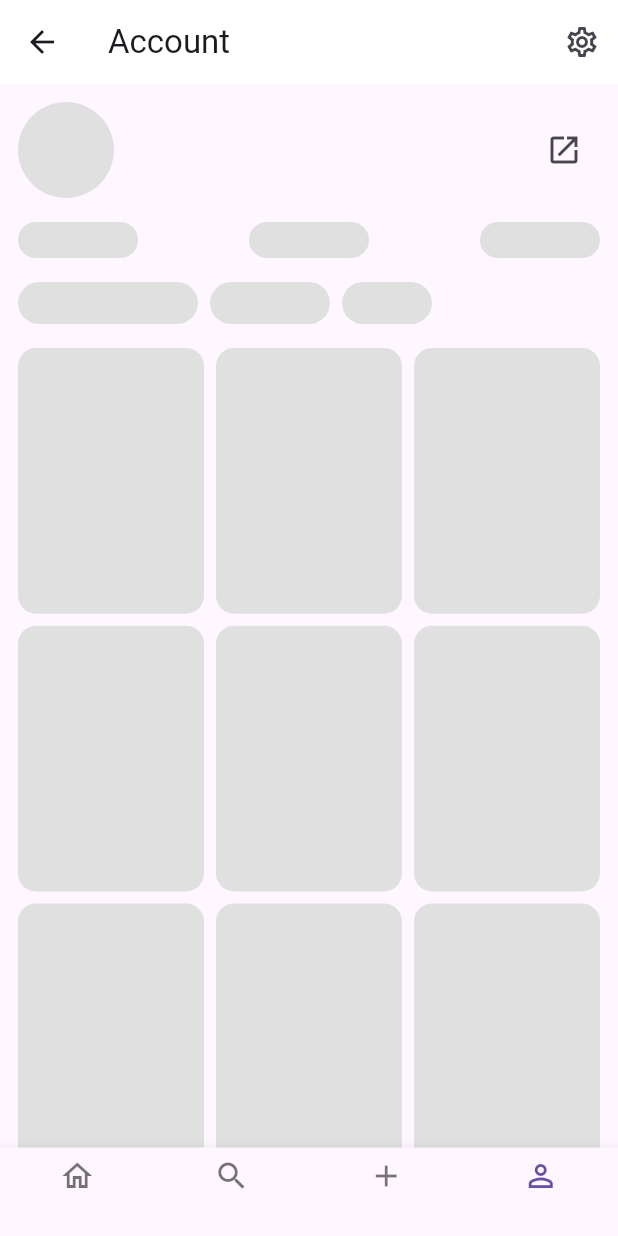
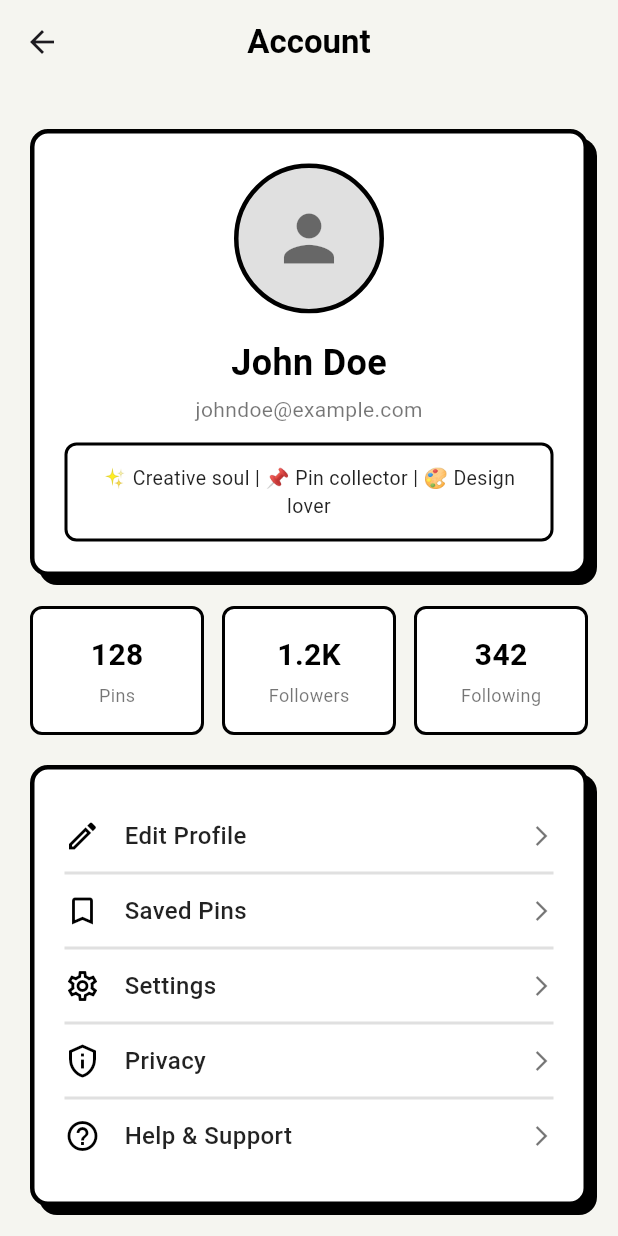
Before and after one commit to rendinurrizqi/Aplikasi_Minterest, a Flutter app: the AccountPage screen opened directly, on a phone screen of 412 x 824 dp. Run offline on Flutter 3.47's test engine with Material 3 defaults, Android fonts, the light colour scheme and no system bars.

Commit message:
membenarkan accoun page

```diff
--- a/lib/pages/account.dart
+++ b/lib/pages/account.dart
@@ -4,149 +4,294 @@ import 'package:aplikasi_pinterest/Pages/profile/profile_page.dart';
 class AccountPage extends StatelessWidget {
   const AccountPage({super.key});
 
-  Widget skeletonBox({
-    double height = 20,
-    double width = double.infinity,
-    EdgeInsets margin = EdgeInsets.zero,
-    BorderRadius borderRadius = const BorderRadius.all(Radius.circular(12)),
-  }) {
-    return Container(
-      height: height,
-      width: width,
-      margin: margin,
-      decoration: BoxDecoration(
-        color: Colors.grey[300],
-        borderRadius: borderRadius,
+  @override
+  Widget build(BuildContext context) {
+    return Scaffold(
+      backgroundColor: const Color(0xFFF5F5F0),
+
+      // ====== APP BAR ======
+      appBar: AppBar(
+        title: const Text(
+          'Account',
+          style: TextStyle(fontWeight: FontWeight.bold, color: Colors.black),
+        ),
+        backgroundColor: const Color(0xFFF5F5F0),
+        elevation: 0,
+        surfaceTintColor: Colors.transparent,
+        centerTitle: true,
+      ),
+
+      body: SingleChildScrollView(
+        child: Padding(
+          padding: const EdgeInsets.all(20.0),
+          child: Column(
+            children: [
+              const SizedBox(height: 10),
+
+              // ====== PROFILE SECTION ======
+              _buildLofiContainer(
+                child: Column(
+                  children: [
+                    // Avatar dengan border lo-fi
+                    Container(
+                      width: 100,
+                      height: 100,
+                      decoration: BoxDecoration(
+                        color: Colors.grey.shade300,
+                        shape: BoxShape.circle,
+                        border: Border.all(color: Colors.black, width: 3),
+                      ),
+                      child: const Icon(
+                        Icons.person,
+                        size: 50,
+                        color: Colors.black54,
+                      ),
+                    ),
+
+                    SizedBox(
+                      width: double.infinity,
+                      height: 16,
+                      child: ElevatedButton(
+                        onPressed: () {
+                          Navigator.push(
+                            context,
+                            MaterialPageRoute(
+                              builder: (context) => ProfilePage(),
+                            ),
+                          );
+                        },
+                        style: ElevatedButton.styleFrom(
+                          backgroundColor: Colors.white,
+                          shape: RoundedRectangleBorder(
+                            borderRadius: BorderRadius.zero,
+                          ),
+                          elevation: 0,
+                          overlayColor: Colors.transparent,
+                          shadowColor: Colors.transparent,
+                        ),
+                        child: null,
+                      ),
+                    ),
+
+                    // Nama
+                    const Text(
+                      'John Doe',
+                      style: TextStyle(
+                        fontSize: 24,
+                        fontWeight: FontWeight.bold,
+                        color: Colors.black,
+                      ),
+                    ),
+
+                    const SizedBox(height: 4),
+
+                    // Email
+                    const Text(
+                      'johndoe@example.com',
+                      style: TextStyle(fontSize: 14, color: Colors.black54),
+                    ),
+
+                    const SizedBox(height: 12),
+
+                    // Bio
+                    Container(
+                      padding: const EdgeInsets.all(12),
+                      decoration: BoxDecoration(
+                        color: Colors.white,
+                        border: Border.all(color: Colors.black, width: 2),
+                        borderRadius: BorderRadius.circular(8),
+                      ),
+                      child: const Text(
+                        '✨ Creative soul | 📌 Pin collector | 🎨 Design lover',
+                        textAlign: TextAlign.center,
+                        style: TextStyle(fontSize: 13, color: Colors.black87),
+                      ),
+                    ),
+                  ],
+                ),
+              ),
+
+              const SizedBox(height: 20),
+
+              // ====== STATS SECTION ======
+              Row(
+                children: [
+                  Expanded(child: _buildStatCard('128', 'Pins')),
+                  const SizedBox(width: 12),
+                  Expanded(child: _buildStatCard('1.2K', 'Followers')),
+                  const SizedBox(width: 12),
+                  Expanded(child: _buildStatCard('342', 'Following')),
+                ],
+              ),
+
+              const SizedBox(height: 20),
+
+              // ====== MENU SECTION ======
+              _buildLofiContainer(
+                child: Column(
+                  children: [
+                    _buildMenuItem(
+                      icon: Icons.edit_outlined,
+                      title: 'Edit Profile',
+                      onTap: () {},
+                    ),
+                    _buildDivider(),
+                    _buildMenuItem(
+                      icon: Icons.bookmark_border,
+                      title: 'Saved Pins',
+                      onTap: () {},
+                    ),
+                    _buildDivider(),
+                    _buildMenuItem(
+                      icon: Icons.settings_outlined,
+                      title: 'Settings',
+                      onTap: () {},
+                    ),
+                    _buildDivider(),
+                    _buildMenuItem(
+                      icon: Icons.privacy_tip_outlined,
+                      title: 'Privacy',
+                      onTap: () {},
+                    ),
+                    _buildDivider(),
+                    _buildMenuItem(
+                      icon: Icons.help_outline,
+                      title: 'Help & Support',
+                      onTap: () {},
+                    ),
+                  ],
+                ),
+              ),
+
+              const SizedBox(height: 20),
+
+              // ====== LOGOUT BUTTON ======
+              GestureDetector(
+                onTap: () {
+                  // Logout action
+                },
+                child: Container(
+                  width: double.infinity,
+                  padding: const EdgeInsets.symmetric(vertical: 16),
+                  decoration: BoxDecoration(
+                    color: Colors.white,
+                    border: Border.all(color: Colors.black, width: 3),
+                    borderRadius: BorderRadius.circular(12),
+                    boxShadow: const [
+                      BoxShadow(
+                        color: Colors.black,
+                        offset: Offset(4, 4),
+                        blurRadius: 0,
+                      ),
+                    ],
+                  ),
+                  child: const Row(
+                    mainAxisAlignment: MainAxisAlignment.center,
+                    children: [
+                      Icon(Icons.logout, color: Colors.black),
+                      SizedBox(width: 8),
+                      Text(
+                        'Logout',
+                        style: TextStyle(
+                          fontSize: 16,
+                          fontWeight: FontWeight.bold,
+                          color: Colors.black,
+                        ),
+                      ),
+                    ],
+                  ),
+                ),
+              ),
+
+              const SizedBox(height: 30),
+            ],
+          ),
+        ),
       ),
     );
   }
 
-  BottomNavigationBar buildBottomNav(BuildContext context, int currentIndex) {
-    return BottomNavigationBar(
-      currentIndex: currentIndex,
-      type: BottomNavigationBarType.fixed,
-      onTap: (index) {
-        if (index == currentIndex) return;
-        switch (index) {
-          case 0:
-            Navigator.pushReplacementNamed(context, '/home');
-            break;
-          case 1:
-            Navigator.pushReplacementNamed(context, '/search');
-            break;
-          case 2:
-            Navigator.pushReplacementNamed(context, '/posting');
-            break;
-          case 3:
-            Navigator.pushReplacementNamed(context, '/account');
-            break;
-        }
-      },
-      items: const [
-        BottomNavigationBarItem(icon: Icon(Icons.home_outlined), label: ''),
-        BottomNavigationBarItem(icon: Icon(Icons.search), label: ''),
-        BottomNavigationBarItem(icon: Icon(Icons.add), label: ''),
-        BottomNavigationBarItem(icon: Icon(Icons.person_outline), label: ''),
-      ],
+  // ====== HELPER WIDGETS ======
+
+  Widget _buildLofiContainer({required Widget child}) {
+    return Container(
+      width: double.infinity,
+      padding: const EdgeInsets.all(20),
+      decoration: BoxDecoration(
+        color: Colors.white,
+        border: Border.all(color: Colors.black, width: 3),
+        borderRadius: BorderRadius.circular(12),
+        boxShadow: const [
+          BoxShadow(color: Colors.black, offset: Offset(6, 6), blurRadius: 0),
+        ],
+      ),
+      child: child,
     );
   }
 
-  @override
-  Widget build(BuildContext context) {
-    const currentIndex = 3;
-
-    return Scaffold(
-      appBar: AppBar(
-        title: const Text('Account'),
-        backgroundColor: Colors.white,
-        elevation: 0,
-        actions: [
-          IconButton(
-            onPressed: () {
-              Navigator.pushNamed(context, '/my-account');
-            },
-            icon: const Icon(Icons.settings_outlined),
+  Widget _buildStatCard(String value, String label) {
+    return Container(
+      padding: const EdgeInsets.symmetric(vertical: 16),
+      decoration: BoxDecoration(
+        color: Colors.white,
+        border: Border.all(color: Colors.black, width: 2),
+        borderRadius: BorderRadius.circular(8),
+      ),
+      child: Column(
+        children: [
+          Text(
+            value,
+            style: const TextStyle(
+              fontSize: 20,
+              fontWeight: FontWeight.bold,
+              color: Colors.black,
+            ),
           ),
-        ],
-      ),
-      bottomNavigationBar: buildBottomNav(context, currentIndex),
-      body: ListView(
-        padding: const EdgeInsets.all(12),
-        children: [
-          Row(
-            children: [
-              CircleAvatar(radius: 32, backgroundColor: Colors.grey[300]),
-              const SizedBox(width: 12),
-              Expanded(
-                child: Column(
-                  crossAxisAlignment: CrossAxisAlignment.start,
-                  children: [
-
-                  ],
-                ),
-              ),
-              IconButton(
-                onPressed: () {
-                  Navigator.pushNamed(context, '/profile');
-                },
-                icon: const Icon(Icons.open_in_new),
-              ),
-            ],
-          ),
-          const SizedBox(height: 16),
-
-          Row(
-            mainAxisAlignment: MainAxisAlignment.spaceBetween,
-            children: [
-              skeletonBox(height: 24, width: 80),
-              skeletonBox(height: 24, width: 80),
-              skeletonBox(height: 24, width: 80),
-            ],
-          ),
-          const SizedBox(height: 16),
-
-          Row(
-            children: [
-              skeletonBox(
-                height: 28,
-                width: 120,
-                borderRadius: BorderRadius.circular(16),
-              ),
-              const SizedBox(width: 8),
-              skeletonBox(
-                height: 28,
-                width: 80,
-                borderRadius: BorderRadius.circular(16),
-              ),
-              const SizedBox(width: 8),
-              skeletonBox(
-                height: 28,
-                width: 60,
-                borderRadius: BorderRadius.circular(16),
-              ),
-            ],
-          ),
-          const SizedBox(height: 16),
-
-          GridView.builder(
-            physics: const NeverScrollableScrollPhysics(),
-            shrinkWrap: true,
-            gridDelegate: const SliverGridDelegateWithFixedCrossAxisCount(
-              crossAxisCount: 3,
-              mainAxisSpacing: 8,
-              crossAxisSpacing: 8,
-              childAspectRatio: 0.7,
-            ),
-            itemCount: 12,
-            itemBuilder: (context, index) {
-              return skeletonBox(
-                height: 120,
-                borderRadius: BorderRadius.circular(12),
-              );
-            },
+          const SizedBox(height: 4),
+          Text(
+            label,
+            style: const TextStyle(fontSize: 12, color: Colors.black54),
           ),
         ],
       ),
     );
   }
+
+  Widget _buildMenuItem({
+    required IconData icon,
+    required String title,
+    required VoidCallback onTap,
+  }) {
+    return InkWell(
+      onTap: onTap,
+      child: Padding(
+        padding: const EdgeInsets.symmetric(vertical: 12),
+        child: Row(
+          children: [
+            Icon(icon, color: Colors.black, size: 24),
+            const SizedBox(width: 16),
+            Expanded(
+              child: Text(
+                title,
+                style: const TextStyle(
+                  fontSize: 16,
+                  color: Colors.black87,
+                  fontWeight: FontWeight.w500,
+                ),
+              ),
+            ),
+            const Icon(
+              Icons.arrow_forward_ios,
+              color: Colors.black54,
+              size: 16,
+            ),
+          ],
+        ),
+      ),
+    );
+  }
+
+  Widget _buildDivider() {
+    return Container(height: 2, color: Colors.black12);
+  }
 }
```
